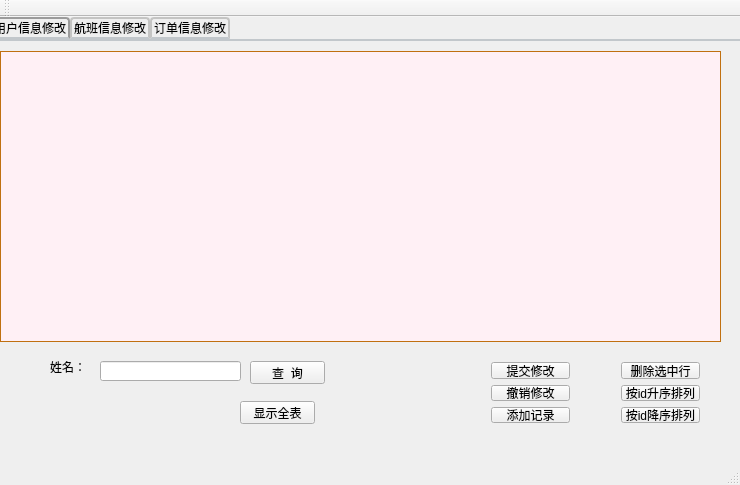
Qt form mainwindow.ui (TommyLee96/flight-management) before a commit.
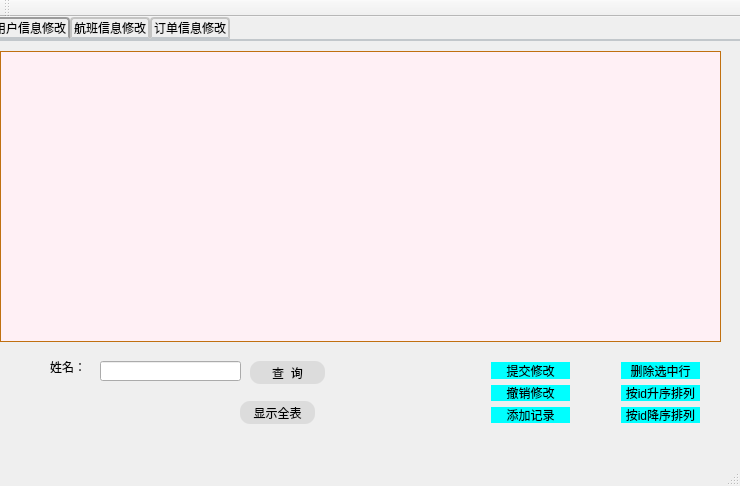
The same form after that commit. Icons and pictures are not drawn.

The edit to the form file:
```diff
--- a/mainwindow.ui
+++ b/mainwindow.ui
@@ -7,7 +7,7 @@
     <x>0</x>
     <y>0</y>
     <width>740</width>
-    <height>485</height>
+    <height>486</height>
    </rect>
   </property>
   <property name="windowTitle">
@@ -128,6 +128,15 @@
         <height>23</height>
        </rect>
       </property>
+      <property name="styleSheet">
+       <string notr="true"> border-style:solid;  
+       background: transparent;  
+       background-color: rgb(220, 220 ,220); 
+         font: 12pt &quot;微软雅黑&quot;;
+        
+        border-radius: 10px;  
+</string>
+      </property>
       <property name="text">
        <string>查  询</string>
       </property>
@@ -141,6 +150,15 @@
         <height>23</height>
        </rect>
       </property>
+      <property name="styleSheet">
+       <string notr="true"> border-style:solid;  
+       background: transparent;  
+       background-color: rgb(220, 220 ,220); 
+         font: 12pt &quot;微软雅黑&quot;;
+        
+        border-radius: 10px;  
+</string>
+      </property>
       <property name="text">
        <string>显示全表</string>
       </property>
@@ -157,6 +175,15 @@
       <layout class="QVBoxLayout" name="verticalLayout">
        <item>
         <widget class="QPushButton" name="pushButton_4">
+         <property name="styleSheet">
+          <string notr="true"> border-style:solid;  
+       background: transparent;  
+       background-color:rgb(0, 255, 255); 
+         font: 12pt &quot;微软雅黑&quot;;
+        
+        border-radius: 10px;  
+</string>
+         </property>
          <property name="text">
           <string>删除选中行</string>
          </property>
@@ -164,6 +191,15 @@
        </item>
        <item>
         <widget class="QPushButton" name="pushButton_7">
+         <property name="styleSheet">
+          <string notr="true"> border-style:solid;  
+       background: transparent;  
+       background-color:rgb(0, 255, 255); 
+         font: 12pt &quot;微软雅黑&quot;;
+        
+        border-radius: 10px;  
+</string>
+         </property>
          <property name="text">
           <string>按id升序排列</string>
          </property>
@@ -171,6 +207,15 @@
        </item>
        <item>
         <widget class="QPushButton" name="pushButton_8">
+         <property name="styleSheet">
+          <string notr="true"> border-style:solid;  
+       background: transparent;  
+       background-color:rgb(0, 255, 255); 
+         font: 12pt &quot;微软雅黑&quot;;
+        
+        border-radius: 10px;  
+</string>
+         </property>
          <property name="text">
           <string>按id降序排列</string>
          </property>
@@ -190,6 +235,15 @@
       <layout class="QVBoxLayout" name="verticalLayout_6">
        <item>
         <widget class="QPushButton" name="pushButton">
+         <property name="styleSheet">
+          <string notr="true"> border-style:solid;  
+       background: transparent;  
+       background-color:rgb(0, 255, 255); 
+         font: 12pt &quot;微软雅黑&quot;;
+        
+        border-radius: 10px;  
+</string>
+         </property>
          <property name="text">
           <string>提交修改</string>
          </property>
@@ -197,6 +251,15 @@
        </item>
        <item>
         <widget class="QPushButton" name="pushButton_2">
+         <property name="styleSheet">
+          <string notr="true"> border-style:solid;  
+       background: transparent;  
+       background-color:rgb(0, 255, 255); 
+         font: 12pt &quot;微软雅黑&quot;;
+        
+        border-radius: 10px;  
+</string>
+         </property>
          <property name="text">
           <string>撤销修改</string>
          </property>
@@ -204,6 +267,15 @@
        </item>
        <item>
         <widget class="QPushButton" name="pushButton_3">
+         <property name="styleSheet">
+          <string notr="true"> border-style:solid;  
+       background: transparent;  
+       background-color:rgb(0, 255, 255); 
+         font: 12pt &quot;微软雅黑&quot;;
+        
+        border-radius: 10px;  
+</string>
+         </property>
          <property name="text">
           <string>添加记录</string>
          </property>
```
Left out of the diff: 176 changed lines with no effect on the pictures.
